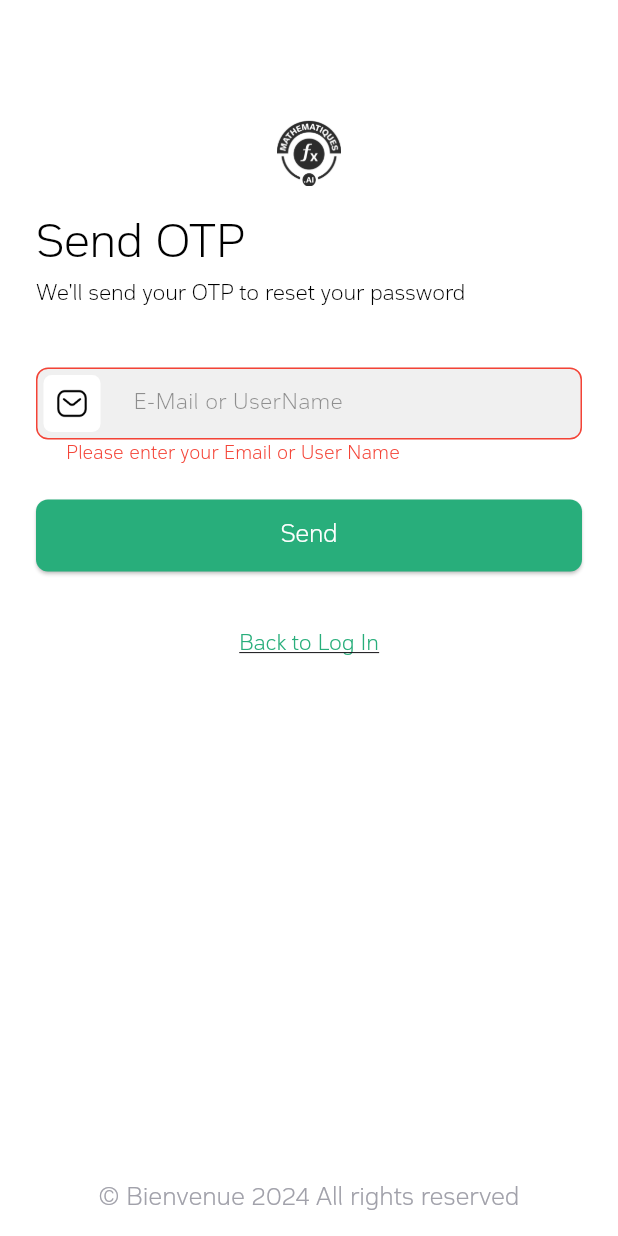
After one commit to AbdurRehman60/Math_Ai, a Flutter app: the SendResetLinkScreen screen opened by its route, after a tap on "Send", on a phone screen of 412 x 824 dp. The commit adds this screen. Run offline on Flutter 3.47's test engine with Material 3 defaults, Android fonts, the phone set to English and light mode, and no system bars; our stand-ins replace cookie_jar, curved_navigation_bar, dio, dio_cookie_manager, flutter_otp_text_field, flutter_secure_storage and 3 more; accounts and stored records are empty.

Commit message:
Otp Authentication Added

```diff
--- a/lib/api_manager/endpoints.dart
+++ b/lib/api_manager/endpoints.dart
@@ -11,8 +11,7 @@ class Endpoints{
   static const Duration connectionTimeout = Duration(milliseconds: 5000);
   //authenticatoions
   static const String login = 'authentication/token/obtain';
-  static const String googleLogIn = 'authentication/token/obtain';
-  static const String facebookLogIn = 'authentication/token/refresh';
+  static const String verifyOTP = 'authentication/reset';
 
 
 
--- a/lib/constants/assets.dart
+++ b/lib/constants/assets.dart
@@ -21,6 +21,7 @@ class MathAssets{
   static const exerciseArc = 'assets/icons/Arc.png';
   static const greenLogo = 'assets/icons/greenLogo.png';
   static const play = 'assets/icons/play.png';
+  static const mail = 'assets/icons/email.png';
 
   // images
   static const exerciseBg = 'assets/images/exercise_bg.png';
--- a/lib/providers/auth_provider.dart
+++ b/lib/providers/auth_provider.dart
@@ -31,8 +31,6 @@ class AuthProvider extends ChangeNotifier {
     status = AuthStatus.authenticating;
 
     try {
-      // print('Login request: Sending data $loginData');
-
       final Response response = await _client.post(Endpoints.login, data: loginData);
       final responseData = Map<String, dynamic>.from(response.data);
 
@@ -77,7 +75,7 @@ class AuthProvider extends ChangeNotifier {
   Future<void> logout() async {
     try {
       final SharedPreferences prefs = await SharedPreferences.getInstance();
-      await prefs.clear(); // Clear stored tokens and user data
+      await prefs.clear();
       _user = null;
       status = AuthStatus.loggedOut;
     } catch (e) {
@@ -85,13 +83,11 @@ class AuthProvider extends ChangeNotifier {
     }
   }
 
-  // Save user session to SharedPreferences
   Future<void> _saveUserSession(UserModel user) async {
     final SharedPreferences prefs = await SharedPreferences.getInstance();
     await prefs.setString('user', jsonEncode(user.toJson()));
   }
 
-  // Load user session from SharedPreferences
   Future<void> loadUserSession() async {
     final SharedPreferences prefs = await SharedPreferences.getInstance();
     final String? userData = prefs.getString('user');
--- /dev/null
+++ b/lib/providers/otp_provider.dart
@@ -0,0 +1,63 @@
+import 'package:dio/dio.dart';
+import 'package:flutter/foundation.dart';
+import '../api_manager/dio_client.dart';
+import '../api_manager/endpoints.dart';
+
+enum OTPStatus { idle, sending, sent, failed }
+
+class OTPProvider extends ChangeNotifier {
+  final DioClient _client = DioClient();
+
+  OTPStatus _status = OTPStatus.idle;
+  OTPStatus get status => _status;
+
+  set status(OTPStatus value) {
+    _status = value;
+    notifyListeners();
+  }
+
+  String? _message;
+  String? get message => _message;
+
+  Future<Map<String, dynamic>> sendOTP(String identifier, bool isMobile) async {
+    Map<String, dynamic> result = {
+      'status': false,
+      'message': 'An unknown error occurred'
+    };
+    final otpData = {"identifier": identifier, "isMobile": isMobile};
+
+    status = OTPStatus.sending;
+
+    try {
+      final Response response =
+          await _client.post(Endpoints.verifyOTP, data: otpData);
+
+      if (response.statusCode == 200) {
+        final responseData = response.data;
+
+        if (responseData['status'] == "Sent the email!") {
+          status = OTPStatus.sent;
+          _message = responseData['status'];
+          result = {'status': true, 'message': _message};
+        }
+        else if (responseData['message'] ==
+            "No user with this email or username exists!") {
+          status = OTPStatus.failed;
+          _message = responseData['message'];
+          result = {'status': false, 'message': _message};
+        }
+      } else {
+        status = OTPStatus.failed;
+        _message = 'Failed to send OTP';
+        result = {'status': false, 'message': _message};
+      }
+    } catch (e) {
+      status = OTPStatus.failed;
+      _message = 'An error occurred: ${e.toString()}';
+      result = {'status': false, 'message': _message};
+    }
+
+    notifyListeners();
+    return result;
+  }
+}
--- /dev/null
+++ b/lib/providers/otp_verification_provider.dart
@@ -0,0 +1,68 @@
+import 'package:dio/dio.dart';
+import 'package:flutter/foundation.dart';
+import '../api_manager/dio_client.dart';
+import '../api_manager/endpoints.dart';
+
+enum OTPVerifyStatus { idle, verifying, verified, failed, expired }
+
+class VerifyOTPProvider extends ChangeNotifier {
+  final DioClient _client = DioClient();
+
+  OTPVerifyStatus _status = OTPVerifyStatus.idle;
+  OTPVerifyStatus get status => _status;
+
+  set status(OTPVerifyStatus value) {
+    _status = value;
+    notifyListeners();
+  }
+
+  String? _message;
+  String? get message => _message;
+
+  Future<Map<String, dynamic>> verifyOTP(String token, String identifier, bool isMobile) async {
+    Map<String, dynamic> result = {'status': false, 'message': 'An unknown error occurred'};
+
+    final verifyData = {
+      "token": token,
+      "identifier": identifier,
+      "isMobile": isMobile,
+      "isVerify": true
+    };
+
+    status = OTPVerifyStatus.verifying;
+
+    try {
+      final Response response = await _client.put(Endpoints.verifyOTP, data: verifyData);
+
+      if (response.statusCode == 200) {
+        final responseData = response.data;
+        if (responseData['status'] == "Match!") {
+          status = OTPVerifyStatus.verified;
+          _message = 'OTP verified successfully';
+          result = {'status': true, 'message': _message};
+        }
+        else if (responseData['message'] == "Wrong OTP!") {
+          status = OTPVerifyStatus.failed;
+          _message = 'Wrong OTP, please try again';
+          result = {'status': false, 'message': _message};
+        }
+        else if (responseData['message'] == "OTP expired!") {
+          status = OTPVerifyStatus.expired;
+          _message = 'OTP has expired, please request a new one';
+          result = {'status': false, 'message': _message};
+        }
+      } else {
+        status = OTPVerifyStatus.failed;
+        _message = 'Verification failed';
+        result = {'status': false, 'message': _message};
+      }
+    } catch (e) {
+      status = OTPVerifyStatus.failed;
+      _message = 'An error occurred: ${e.toString()}';
+      result = {'status': false, 'message': _message};
+    }
+
+    notifyListeners();
+    return result;
+  }
+}
--- a/lib/screens/login/login_form.dart
+++ b/lib/screens/login/login_form.dart
@@ -99,7 +99,7 @@ class LoginForm extends StatelessWidget {
                   fontWeight: FontWeights.medium,
                 ),
             prefixIcon: Padding(
-              padding: const EdgeInsets.all(3.0),
+              padding: const EdgeInsets.all(5.0),
               child: Container(
                 padding: const EdgeInsets.all(8.0),
                 decoration: BoxDecoration(
@@ -157,7 +157,7 @@ class LoginForm extends StatelessWidget {
                   fontWeight: FontWeights.medium,
                 ),
             prefixIcon: Padding(
-              padding: const EdgeInsets.all(3.0),
+              padding: const EdgeInsets.all(5.0),
               child: Container(
                 padding: const EdgeInsets.all(8.0),
                 decoration: BoxDecoration(
--- a/lib/screens/reset_password/reset.dart
+++ b/lib/screens/reset_password/new_password.dart
@@ -5,13 +5,22 @@ import '../../providers/theme_provider.dart';
 import '../../widgets/global_widgets/custom_button.dart';
 import '../../widgets/global_widgets/custom_textfield.dart';
 
-class NewPasswordScreen extends StatelessWidget {
+class NewPasswordScreen extends StatefulWidget {
+  const NewPasswordScreen({super.key, required this.otp, required this.email});
+  final String otp;
+  final String email;
+
+  @override
+  State<NewPasswordScreen> createState() => _NewPasswordScreenState();
+}
+
+class _NewPasswordScreenState extends State<NewPasswordScreen> {
   final TextEditingController _passwordController = TextEditingController();
+
   final TextEditingController _confirmPasswordController =
       TextEditingController();
+
   final _formKey = GlobalKey<FormState>();
-
-  NewPasswordScreen({super.key});
 
   @override
   Widget build(BuildContext context) {
@@ -290,20 +299,26 @@ class NewPasswordScreen extends StatelessWidget {
                       Text(
                         'Password successfully\n changed',
                         style: MathTextTheme().body.copyWith(
-                          color:   Provider.of<ThemeProvider>(context, listen: false).isDarkMode
+                            color: Provider.of<ThemeProvider>(context,
+                                        listen: false)
+                                    .isDarkMode
                                 ? MathColorTheme().white
                                 : MathColorTheme().black,
-                            fontSize: 20, fontWeight: FontWeights.medium),
+                            fontSize: 20,
+                            fontWeight: FontWeights.medium),
                         textAlign: TextAlign.center,
                       ),
                       SizedBoxes.verticalTiny,
                       Text(
                         'Congratulations, your password was\n successfully changed',
                         style: MathTextTheme().subtext.copyWith(
-                          color: Provider.of<ThemeProvider>(context, listen: false).isDarkMode
-                              ? MathColorTheme().neutral400
-                              : MathColorTheme().black,
-                            fontSize: 14, fontWeight: FontWeights.light),
+                            color: Provider.of<ThemeProvider>(context,
+                                        listen: false)
+                                    .isDarkMode
+                                ? MathColorTheme().neutral400
+                                : MathColorTheme().black,
+                            fontSize: 14,
+                            fontWeight: FontWeights.light),
                         textAlign: TextAlign.center,
                       ),
                       const SizedBox(height: 24),
@@ -328,7 +343,11 @@ class NewPasswordScreen extends StatelessWidget {
                       height: 30,
                       width: 30,
                       decoration: BoxDecoration(
-                        color: Provider.of<ThemeProvider>(context,listen: false).isDarkMode ? MathColorTheme().seaBlue : Colors.white,
+                        color:
+                            Provider.of<ThemeProvider>(context, listen: false)
+                                    .isDarkMode
+                                ? MathColorTheme().seaBlue
+                                : Colors.white,
                         shape: BoxShape.circle,
                         boxShadow: [
                           BoxShadow(
@@ -338,9 +357,13 @@ class NewPasswordScreen extends StatelessWidget {
                           ),
                         ],
                       ),
-                      child:  Icon(
+                      child: Icon(
                         Icons.close,
-                        color: Provider.of<ThemeProvider>(context,listen: false).isDarkMode ? MathColorTheme().white : Colors.black,
+                        color:
+                            Provider.of<ThemeProvider>(context, listen: false)
+                                    .isDarkMode
+                                ? MathColorTheme().white
+                                : Colors.black,
                         size: 15,
                       ),
                     ),
--- /dev/null
+++ b/lib/screens/reset_password/password_reset.dart
@@ -0,0 +1,224 @@
+import 'package:mathematics_ai/screens/reset_password/otp_verification_screen.dart';
+import 'package:provider/provider.dart';
+import '../../constants/constant_exports.dart';
+import '../../providers/theme_provider.dart';
+import '../../providers/otp_provider.dart';
+import '../../widgets/global_widgets/custom_button.dart';
+import '../../widgets/global_widgets/custom_textfield.dart';
+
+class SendResetLinkScreen extends StatelessWidget {
+  final TextEditingController _emailController = TextEditingController();
+  final _formKey = GlobalKey<FormState>();
+
+  SendResetLinkScreen({super.key});
+
+  @override
+  Widget build(BuildContext context) {
+    return Scaffold(
+      backgroundColor:
+          Provider.of<ThemeProvider>(context, listen: false).isDarkMode
+              ? MathColorTheme().darkScaffold
+              : MathColorTheme().white,
+      body: SingleChildScrollView(
+        child: SizedBox(
+          height: MediaQuery.of(context).size.height,
+          child: Padding(
+            padding: const EdgeInsets.symmetric(horizontal: 24.0),
+            child: Column(
+              crossAxisAlignment: CrossAxisAlignment.center,
+              children: [
+                const SizedBox(height: 80),
+
+                // Logo
+                Image.asset(
+                  Provider.of<ThemeProvider>(context, listen: false).isDarkMode
+                      ? MathAssets.greenLogo
+                      : MathAssets.logo,
+                  height: 44,
+                  width: 44,
+                ),
+
+                const SizedBox(height: 20),
+
+                // Title
+                Row(
+                  mainAxisAlignment: MainAxisAlignment.start,
+                  children: [
+                    Text(
+                      'Send OTP',
+                      style: MathTextTheme().body.copyWith(
+                          fontSize: 30,
+                          fontWeight: FontWeights.medium,
+                          color:
+                              Provider.of<ThemeProvider>(context, listen: false)
+                                      .isDarkMode
+                                  ? MathColorTheme().white
+                                  : MathColorTheme().black),
+                      textAlign: TextAlign.start,
+                    ),
+                  ],
+                ),
+                const SizedBox(height: 8),
+                Row(
+                  mainAxisAlignment: MainAxisAlignment.start,
+                  children: [
+                    Text(
+                      "We'll send your OTP to reset your password",
+                      style: MathTextTheme().subtext.copyWith(
+                          fontSize: 14,
+                          fontWeight: FontWeights.light,
+                          color:
+                              Provider.of<ThemeProvider>(context, listen: false)
+                                      .isDarkMode
+                                  ? MathColorTheme().white
+                                  : MathColorTheme().black),
+                      textAlign: TextAlign.center,
+                    ),
+                  ],
+                ),
+                const SizedBox(height: 40),
+
+                // Form
+                Form(
+                  key: _formKey,
+                  child: Column(
+                    children: [
+                      CustomTextField(
+                        contentStyle: MathTextTheme().body.copyWith(
+                              fontSize: 14,
+                              fontWeight: FontWeight.w500,
+                              color: Provider.of<ThemeProvider>(context,
+                                          listen: false)
+                                      .isDarkMode
+                                  ? MathColorTheme().white
+                                  : MathColorTheme().lightBlack,
+                            ),
+                        alignLabelWithText: false,
+                        filled: true,
+                        fillColor:
+                            Provider.of<ThemeProvider>(context, listen: false)
+                                    .isDarkMode
+                                ? MathColorTheme().darkField
+                                : MathColorTheme().lightGray,
+                        controller: _emailController,
+                        cursorColor: MathColorTheme().green,
+                        hintText: '   E-Mail or UserName',
+                        hintStyle: MathTextTheme().body.copyWith(
+                              fontSize: 14,
+                              color: Provider.of<ThemeProvider>(context,
+                                          listen: false)
+                                      .isDarkMode
+                                  ? MathColorTheme().brownGray
+                                  : MathColorTheme()
+                                      .lightBlack
+                                      .withOpacity(0.5),
+                              fontWeight: FontWeights.medium,
+                            ),
+                        prefixIcon: Padding(
+                          padding: const EdgeInsets.all(5.0),
+                          child: Container(
+                            padding: const EdgeInsets.all(8.0),
+                            decoration: BoxDecoration(
+                              color: Provider.of<ThemeProvider>(context,
+                                          listen: false)
+                                      .isDarkMode
+                                  ? MathColorTheme().seaBlue
+                                  : MathColorTheme().white,
+                              borderRadius: BorderRadius.circular(5.5),
+                            ),
+                            child: Image.asset(
+                              MathAssets.mail,
+                              height: 20,
+                              width: 20,
+                              color: Provider.of<ThemeProvider>(context,
+                                          listen: false)
+                                      .isDarkMode
+                                  ? MathColorTheme().white
+                                  : MathColorTheme().black,
+                            ),
+                          ),
+                        ),
+                        keyboardType: TextInputType.emailAddress,
+                        validator: (value) {
+                          if (value == null || value.isEmpty) {
+                            return 'Please enter your Email or User Name';
+                          }
+                          return null;
+                        },
+                      ),
+
+                      const SizedBox(height: 24),
+                      Consumer<OTPProvider>(
+                        builder: (context, otpProvider, child) {
+                          return CustomButton(
+                            title: otpProvider.status == OTPStatus.sending
+                                ? 'Sending...'
+                                : 'Send',
+                            onTap: () async {
+                              if (_formKey.currentState!.validate()) {
+                                final result = await otpProvider.sendOTP(
+                                    _emailController.text, true);
+                                if (result['status'] == true) {
+                                  ScaffoldMessenger.of(context).showSnackBar(
+                                    SnackBar(
+                                        content: Text(otpProvider.message ??
+                                            'OTP sent successfully')),
+                                  );
+                                  Navigator.push(
+                                      context,
+                                      MaterialPageRoute(
+                                          builder: (context) =>
+                                              OtpVerificationScreen(
+                                                  identifier:
+                                                      _emailController.text)));
+                                } else {
+                                  ScaffoldMessenger.of(context).showSnackBar(
+                                    SnackBar(
+                                        content: Text(otpProvider.message ??
+                                            'Failed to send OTP')),
+                                  );
+                                }
+                              }
+                            },
+                            buttonColor: MathColorTheme().green,
+                          );
+                        },
+                      ),
+                    ],
+                  ),
+                ),
+
+                const SizedBox(height: 24),
+
+                const SizedBox(height: 16),
+                GestureDetector(
+                  onTap: () {
+                    Navigator.pop(context);
+                  },
+                  child: Text(
+                    'Back to Log In',
+                    style: MathTextTheme().subtext.copyWith(
+                          color: MathColorTheme().green,
+                          fontSize: 14,
+                          decoration: TextDecoration.underline,
+                        ),
+                  ),
+                ),
+
+                const Spacer(),
+                Text(
+                  "© Bienvenue 2024 All rights reserved",
+                  style: MathTextTheme()
+                      .subtext
+                      .copyWith(color: MathColorTheme().neutral400),
+                ),
+
+                const SizedBox(height: 16),
+              ],
+            ),
+          ),
+        ),
+      ),
+    );
+  }
+}
--- a/pubspec.yaml
+++ b/pubspec.yaml
@@ -25,6 +25,7 @@ dependencies:
   curved_navigation_bar: ^1.0.6
   image_picker: ^1.1.2
   permission_handler: ^11.3.1
+  flutter_otp_text_field: ^1.2.0
 
 dev_dependencies:
   flutter_test:
```
Also changed, not shown: lib/main.dart (+10 -3 lines), lib/screens/reset_password/otp_verification_screen.dart (added, +212 -0 lines), assets/icons/email.png (added), assets/icons/greenLogo.png (added), pubspec.lock.
